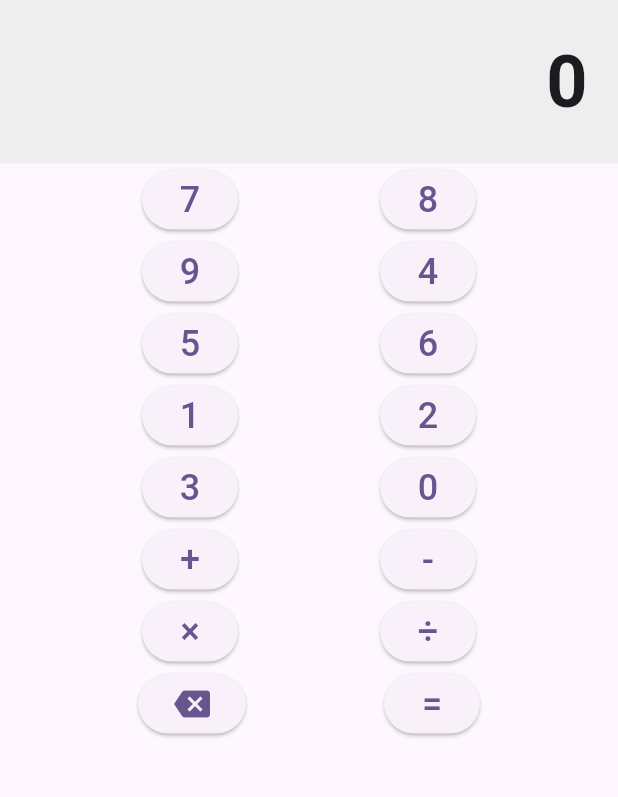
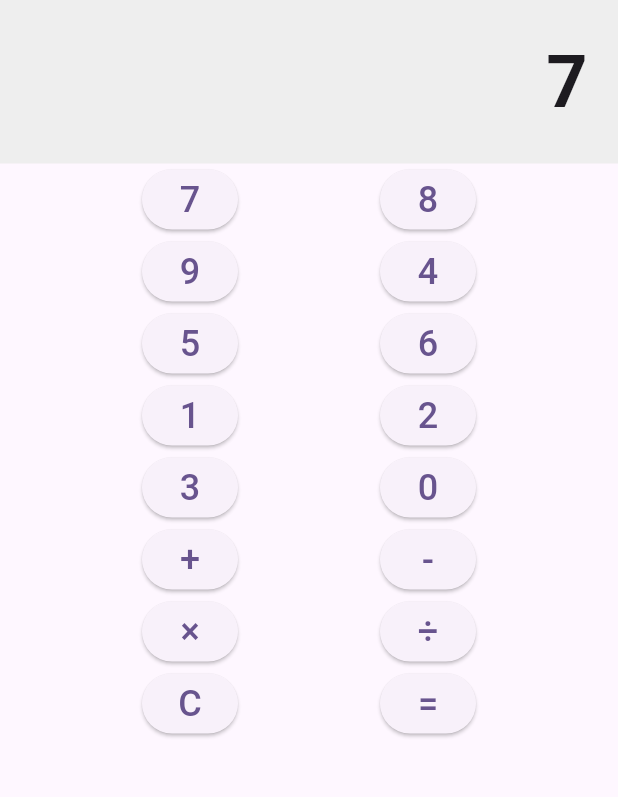
Before and after one commit to W17Code/calculadora_flutter, a Flutter app: the screen it shows after launch, after a tap on an icon or button, on a phone screen of 412 x 824 dp, the part 84-881 px from its top. Run offline on Flutter 3.47's test engine with Material 3 defaults, Android fonts, the phone set to English and light mode, and no system bars.

Commit message:
se agrega funcionamiento a botones y se cambia el tipo de widget y funcion limpiar

```diff
--- a/lib/home/home.dart
+++ b/lib/home/home.dart
@@ -1,7 +1,30 @@
 import 'package:flutter/material.dart';
 
-class MyHomePage extends StatelessWidget {
+class MyHomePage extends StatefulWidget {
   const MyHomePage({super.key});
+
+  @override
+  State<MyHomePage> createState() => _MyHomePageState();
+}
+
+class _MyHomePageState extends State<MyHomePage> {
+  String resultado = '0';
+
+  void agregarDato(String valor) {
+    setState(() {
+      if (resultado == '0') {
+        resultado = valor;
+      } else {
+        resultado += valor;
+      }
+    });
+  }
+
+  void limpiar() {
+    setState(() {
+      resultado = '0';
+    });
+  }
 
   @override
   Widget build(BuildContext context) {
@@ -14,111 +37,110 @@ class MyHomePage extends StatelessWidget {
             width: double.infinity,
             padding: const EdgeInsets.all(20),
             color: Colors.grey[200],
-            child: const Text(
-              '0',
-              style: TextStyle(fontSize: 48, fontWeight: FontWeight.bold),
+            child: Text(
+              resultado,
+              style: const TextStyle(fontSize: 48, fontWeight: FontWeight.bold),
               textAlign: TextAlign.right,
             ),
           ),
-          Row(
+          Row( // fila 1
             mainAxisAlignment: MainAxisAlignment.spaceEvenly,
             children: [
               ElevatedButton(
-                onPressed: () {},
+                onPressed: () => agregarDato('7'),
                 child: const Text('7', style: TextStyle(fontSize: 24)),
               ),
               ElevatedButton(
-                onPressed: () {},
+                onPressed: () => agregarDato('8'),
                 child: const Text('8', style: TextStyle(fontSize: 24)),
               ),
             ],
           ),
-          Row(
+          Row( // fila 2
             mainAxisAlignment: MainAxisAlignment.spaceEvenly,
             children: [
               ElevatedButton(
-                onPressed: () {},
+                onPressed: () => agregarDato('9'),
                 child: const Text('9', style: TextStyle(fontSize: 24)),
               ),
               ElevatedButton(
-                onPressed: () {},
+                onPressed: () => agregarDato('4'),
                 child: const Text('4', style: TextStyle(fontSize: 24)),
               ),
             ],
           ),
-          Row(
+          Row( // fila 3
             mainAxisAlignment: MainAxisAlignment.spaceEvenly,
             children: [
               ElevatedButton(
-                onPressed: () {},
+                onPressed: () => agregarDato('5'),
                 child: const Text('5', style: TextStyle(fontSize: 24)),
               ),
               ElevatedButton(
-                onPressed: () {},
+                onPressed: () => agregarDato('6'),
                 child: const Text('6', style: TextStyle(fontSize: 24)),
               ),
             ],
           ),
-          Row(
+          Row( // fila 4
             mainAxisAlignment: MainAxisAlignment.spaceEvenly,
             children: [
               ElevatedButton(
-                onPressed: () {},
+                onPressed: () => agregarDato('1'),
                 child: const Text('1', style: TextStyle(fontSize: 24)),
               ),
               ElevatedButton(
-                onPressed: () {},
+                onPressed: () => agregarDato('2'),
                 child: const Text('2', style: TextStyle(fontSize: 24)),
               ),
             ],
           ),
-          Row(
+          Row( // fila 5
             mainAxisAlignment: MainAxisAlignment.spaceEvenly,
             children: [
               ElevatedButton(
-                onPressed: () {},
+                onPressed: () => agregarDato('3'),
                 child: const Text('3', style: TextStyle(fontSize: 24)),
               ),
               ElevatedButton(
-                onPressed: () {},
+                onPressed: () => agregarDato('0'),
                 child: const Text('0', style: TextStyle(fontSize: 24)),
               ),
             ],
           ),
-          Row(
+          Row( // Operaciones +, -
             mainAxisAlignment: MainAxisAlignment.spaceEvenly,
             children: [
               ElevatedButton(
-                onPressed: () {},
+                onPressed: () => agregarDato('+'),
                 child: const Text('+', style: TextStyle(fontSize: 24)),
               ),
               ElevatedButton(
-                onPressed: () {},
+                onPressed: () => agregarDato('-'),
                 child: const Text('-', style: TextStyle(fontSize: 24)),
               ),
             ],
           ),
-          Row(
+          Row( // Operaciones ×, ÷
             mainAxisAlignment: MainAxisAlignment.spaceEvenly,
             children: [
               ElevatedButton(
-                onPressed: () {},
+                onPressed: () => agregarDato('×'),
                 child: const Text('×', style: TextStyle(fontSize: 24)),
               ),
               ElevatedButton(
-                onPressed: () {},
+                onPressed: () => agregarDato('÷'),
                 child: const Text('÷', style: TextStyle(fontSize: 24)),
               ),
             ],
           ),
-          Row(
+          Row( // Botones C y =
             mainAxisAlignment: MainAxisAlignment.spaceEvenly,
             children: [
               ElevatedButton(
-                onPressed: () {},
-                child: const Icon(Icons.backspace, size: 24),
+                onPressed: () => limpiar(),
+                child: const Text('C', style: TextStyle(fontSize: 24)),
               ),
-
               ElevatedButton(
                 onPressed: () {},
                 child: const Text('=', style: TextStyle(fontSize: 24)),
```
